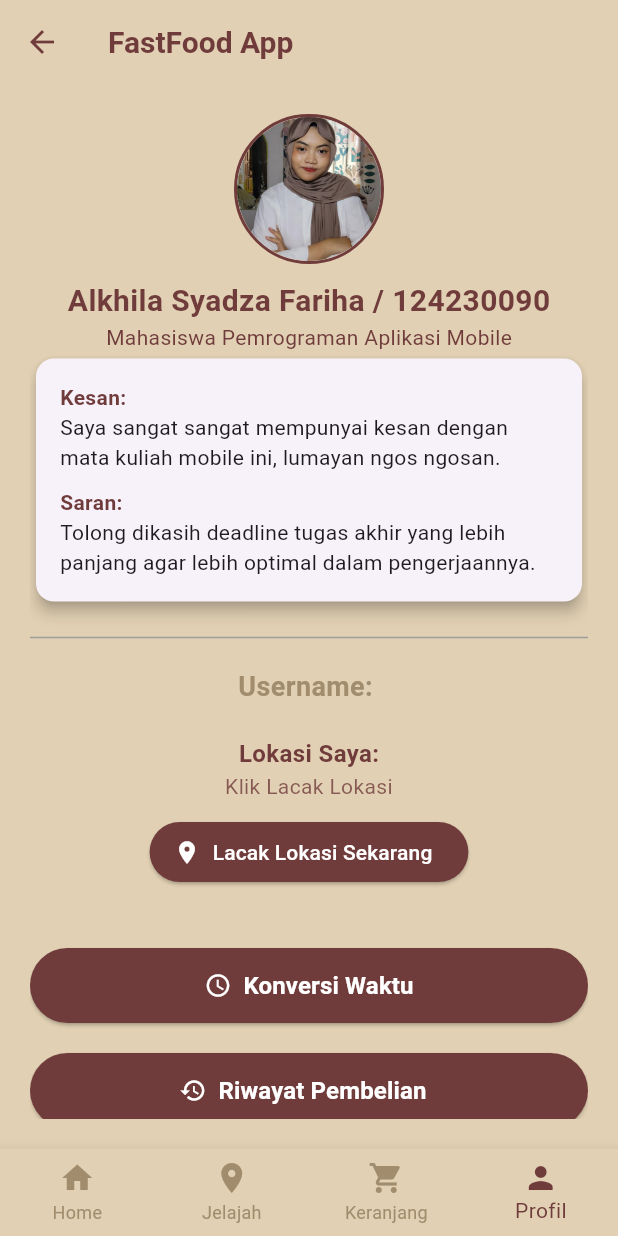
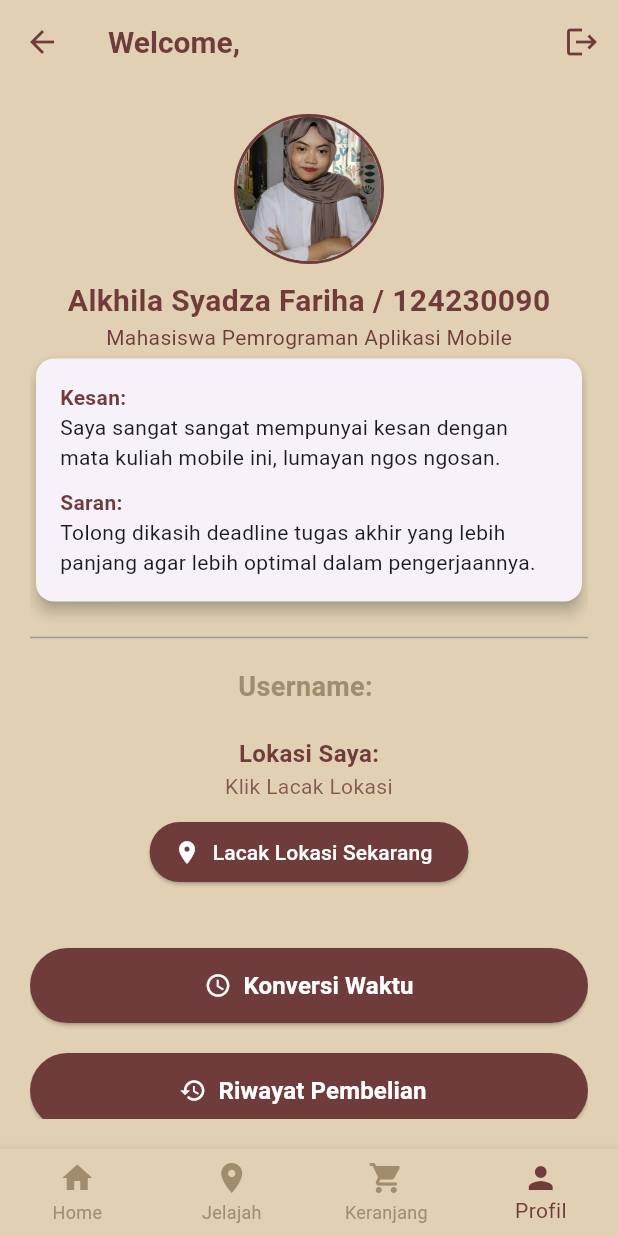
Before and after one commit to alkhila/PA_restoran, a Flutter app: the HomePage screen opened by its route, item 4 of the bottom bar chosen, on a phone screen of 412 x 824 dp. Run offline on Flutter 3.47's test engine with Material 3 defaults, Android fonts, the phone set to English and light mode, and no system bars; our stand-ins replace flutter_local_notifications, flutter_map, geolocator, hive, hive_flutter, latlong2 and 1 more; accounts and stored records are empty; network calls fail.

Commit message:
benerin app bar home dan ngilangin arrow back di cart

```diff
--- a/lib/pages/cart_page.dart
+++ b/lib/pages/cart_page.dart
@@ -228,10 +228,6 @@ class _CartPageState extends State<CartPage> {
       appBar: AppBar(
         backgroundColor: lightBackgroundColor,
         elevation: 0,
-        leading: IconButton(
-          icon: Icon(Icons.arrow_back_ios, color: darkPrimaryColor),
-          onPressed: () => Navigator.pop(context),
-        ),
         title: Text(
           'Cart',
           style: TextStyle(
--- a/lib/pages/home_page.dart
+++ b/lib/pages/home_page.dart
@@ -10,6 +10,7 @@ import 'detail_page.dart';
 import 'login_page.dart';
 import 'package:hive_flutter/hive_flutter.dart';
 import 'checkout_detail_page.dart';
+import 'checkout_detail_page.dart'; // Import ini sudah ada di baris 11, tapi tetap disertakan untuk kelengkapan
 
 const Color darkPrimaryColor = Color(0xFF703B3B);
 const Color secondaryAccentColor = Color(0xFFA18D6D);
@@ -141,20 +142,10 @@ class _HomePageState extends State<HomePage> {
     return Column(
       children: [
         Padding(
-          padding: const EdgeInsets.fromLTRB(20, 0, 20, 0),
+          padding: const EdgeInsets.fromLTRB(20, 20, 20, 0),
           child: Column(
             crossAxisAlignment: CrossAxisAlignment.start,
             children: [
-              Text(
-                "Welcome, $_userName",
-                style: TextStyle(
-                  fontSize: 22,
-                  fontWeight: FontWeight.bold,
-                  color: darkPrimaryColor,
-                ),
-              ),
-              const SizedBox(height: 15),
-
               TextField(
                 onChanged: (value) {
                   setState(() {
@@ -660,14 +651,24 @@ class _HomePageState extends State<HomePage> {
         elevation: 0,
         foregroundColor: darkPrimaryColor,
 
+        // JUDUL STATIS: Selalu menampilkan "Welcome, [username]"
         title: Text(
-          "FastFood App",
+          "Welcome, $_userName",
           style: TextStyle(
             color: darkPrimaryColor,
             fontWeight: FontWeight.bold,
             fontSize: 20,
           ),
         ),
+
+        // ACTIONS STATIS: Selalu menampilkan tombol Logout
+        actions: [
+          IconButton(
+            icon: const Icon(Icons.logout),
+            color: darkPrimaryColor,
+            onPressed: _confirmLogout, // Panggil fungsi konfirmasi logout
+          ),
+        ],
       ),
       body: widgetOptions.elementAt(_selectedIndex),
 
```
